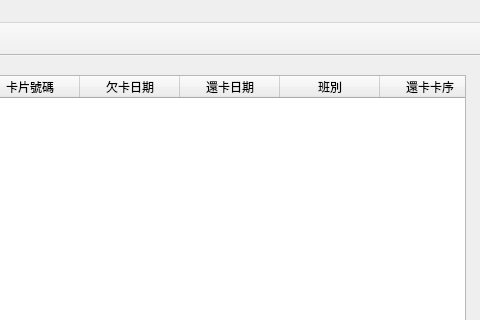
First picture: the form in ui/return_card.ui, repository picacat/pyMedical, before the edit; both pictures show x 635 to 1115 and y 0 to 320 of the 1115 by 865 pixel window.
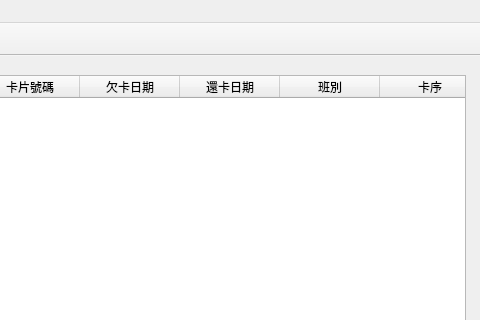
Second picture: the form after the edit. Icons and pictures are not drawn.

The edit to the form file:
```diff
--- a/ui/return_card.ui
+++ b/ui/return_card.ui
@@ -86,7 +86,7 @@
         </column>
         <column>
          <property name="text">
-          <string>還卡卡序</string>
+          <string>卡序</string>
          </property>
         </column>
         <column>
```
Left out of the diff: 7 changed lines with no effect on the pictures.
